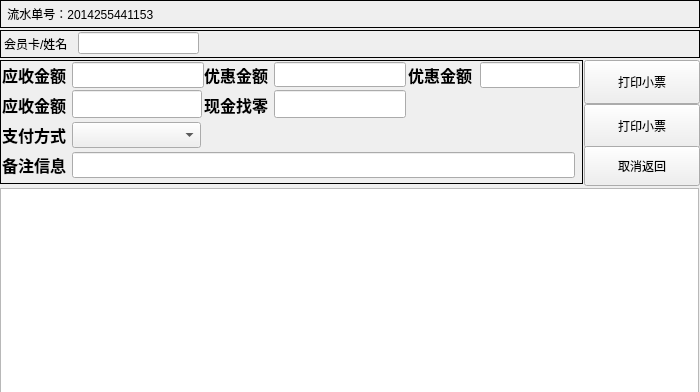
Above: uporderform.ui from xzhy527/qtCanyin before the change. Below: the same form after it.
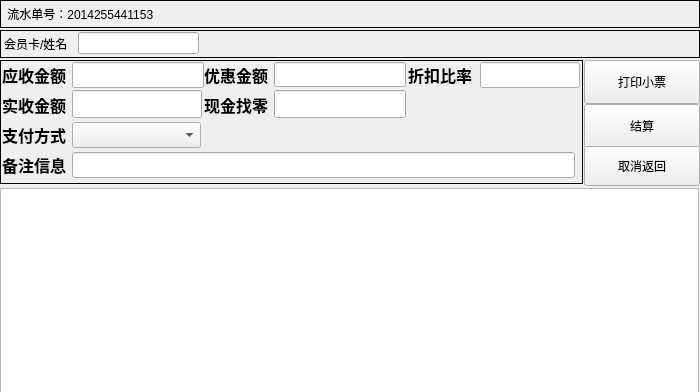
That is the form after the change.

Patch:
```diff
--- a/uporderform.ui
+++ b/uporderform.ui
@@ -140,7 +140,7 @@
      </font>
     </property>
     <property name="text">
-     <string>优惠金额</string>
+     <string>折扣比率</string>
     </property>
    </widget>
    <widget class="QLineEdit" name="lineEdit_2">
@@ -190,7 +190,7 @@
      </font>
     </property>
     <property name="text">
-     <string>应收金额</string>
+     <string>实收金额</string>
     </property>
    </widget>
    <widget class="QLineEdit" name="lineEdit_5">
@@ -317,7 +317,7 @@
     </rect>
    </property>
    <property name="text">
-    <string>打印小票</string>
+    <string>结算</string>
    </property>
   </widget>
   <widget class="QPushButton" name="pushButton_3">
```
Left out of the diff: 24 changed lines with no effect on the pictures.
